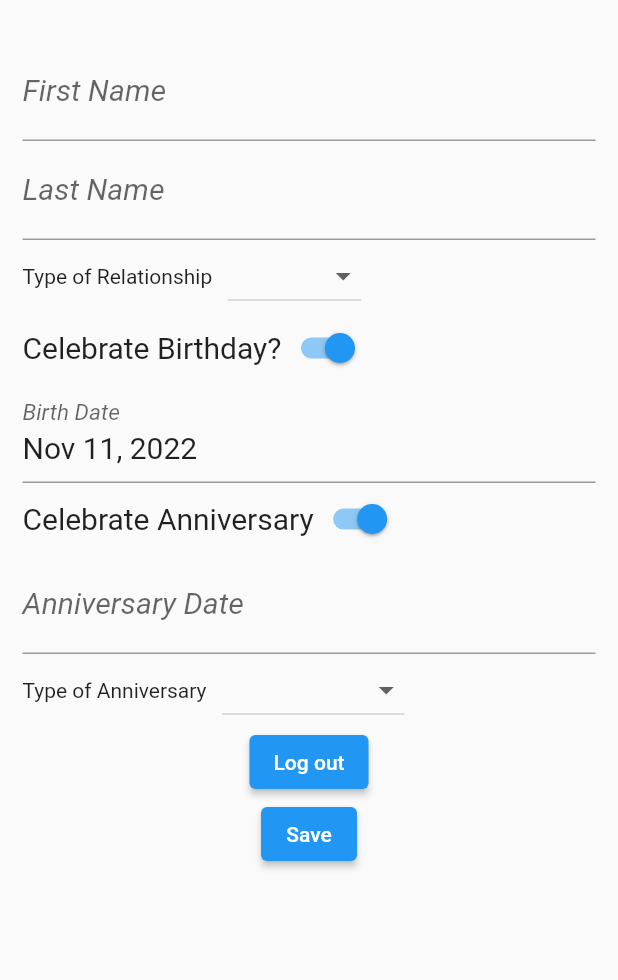
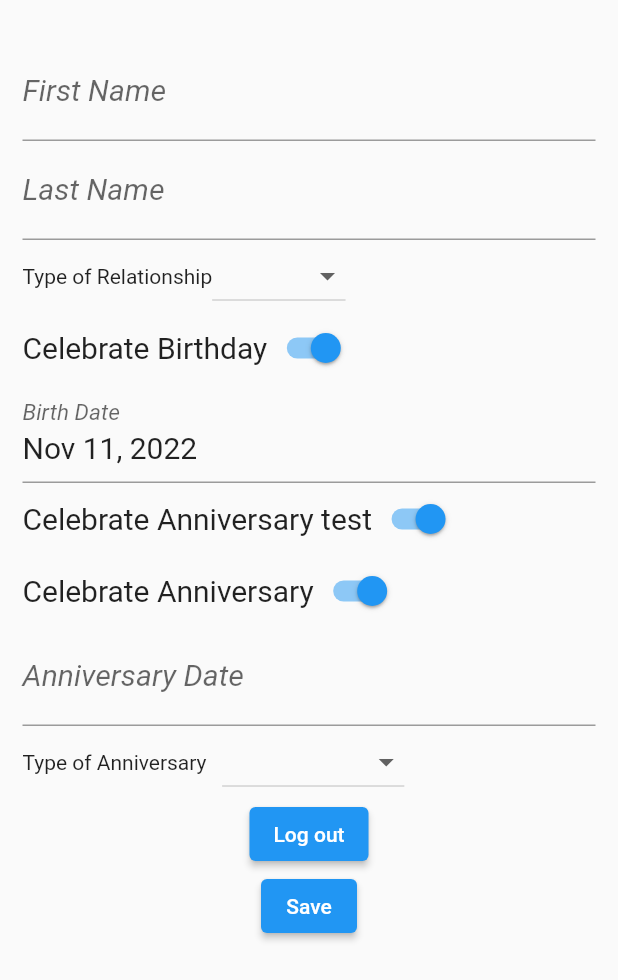
Before and after one commit to ScottFarestrand/random_reminder, a Flutter app: the ReminderDetails widget shown alone on an empty page, opened directly, on a phone screen of 412 x 824 dp. Shown: the top 980 px of the screen. Run offline on Flutter 3.47's test engine with Material 2 defaults, Android fonts, the phone set to English and light mode, and no system bars; our stand-ins replace cloud_firestore, firebase_auth, firebase_core, mask_text_input_formatter; accounts and stored records are empty; network calls fail.

Commit message:
Profile save working with Dates. Also created methods for text and row widgets

```diff
--- /dev/null
+++ b/lib/methods/build_row.dart
@@ -0,0 +1 @@
+// import 'package:flutter/material.dart';
--- /dev/null
+++ b/lib/methods/text_form_Field.dart
@@ -0,0 +1,18 @@
+import 'package:flutter/material.dart';
+TextFormField buildTextFormField(TextEditingController tec, String lbl) {
+  return TextFormField(
+      controller: tec,
+      keyboardType: TextInputType.text,
+      decoration: InputDecoration(
+        labelText: lbl,
+        labelStyle: TextStyle(fontStyle: FontStyle.italic),
+      ),
+      style: TextStyle(fontSize: 20),
+      validator: (value) {
+        if (value == null || value.isEmpty) {
+          return "Please enter /$lbl";
+        }
+        return null;
+      }
+  );
+}
--- a/lib/widgets/reminder.dart
+++ b/lib/widgets/reminder.dart
@@ -4,6 +4,7 @@ import 'package:firebase_auth/firebase_auth.dart';
 import 'package:flutter/services.dart';
 import 'package:intl/intl.dart';
 import 'package:flutter/material.dart';
+import '../methods/text_form_Field.dart';
 // import 'package:mask_text_input_formatter/mask_text_input_formatter.dart';
 import 'package:random_reminder/constants/globals.dart';
 // class PersonalInfo extends StatelessWidget {
@@ -16,6 +17,7 @@ import 'package:random_reminder/constants/globals.dart';
 }
 
 class _ReminderDetailsState extends State<ReminderDetails> {
+
   final dateFormat = new DateFormat('MMM d, y');
   final firstNameController = TextEditingController();
   final lastNameController = TextEditingController();
@@ -37,6 +39,7 @@ class _ReminderDetailsState extends State<ReminderDetails> {
   String anniversaryType = "";
   bool celebrateBirthday = true;
   bool celebrateAnniversary = true;
+  bool mydata = true;
   bool _saved = true;
   // List<String> anniversaryTypes = ["Wedding", "Employement", "Adoption", "First Date"];
   String selectedAnniversaryType = "";
@@ -102,81 +105,28 @@ class _ReminderDetailsState extends State<ReminderDetails> {
             children: <Widget>[
               SizedBox(height: 20),
 
-              TextFormField(
-                  controller: firstNameController,
-                  keyboardType: TextInputType.text,
-                  decoration: InputDecoration(
-                    labelText: "First Name",
-                    labelStyle: TextStyle(fontStyle: FontStyle.italic),
-                  ),
-                  style: TextStyle(fontSize: 20),
-                  validator: (value) {
-                    if (value == null || value.isEmpty) {
-                      return "Please enter First Name";
-                    }
-                    return null;
-                  }
-              ),
-              TextFormField(
-                controller: lastNameController,
-                keyboardType: TextInputType.text,
-                decoration: InputDecoration(
-                  labelText: "Last Name",
-                  labelStyle: TextStyle(fontStyle: FontStyle.italic),
-                ),
-                style: TextStyle(fontSize: 20),
-                  validator: (value) {
-                    if (value == null || value.isEmpty) {
-                      return "Please enter Last Name";
-                    }
-                    return null;
-                  }
-              ),
-              Row(
-                children: [
-                  Text("Type of Relationship   "),
-                  DropdownButton<String>(
-                    value: (selectedRelationshipType == "" )? null : selectedRelationshipType,
-                    onChanged: (_value) {  // update the selectedItem value
-                      setState(() {
-                        selectedRelationshipType = _value!;
-                      });
-                    },
-                    items: gRelationshipTypes
-                        .map<DropdownMenuItem<String>>((String _value) => DropdownMenuItem<String>(
-                        value: _value, // add this property an pass the _value to it
-                        child: Text(_value,)
-                    )).toList(),
-                  ),
-                ],
-              ),
+              buildTextFormField(firstNameController, "First Name"),
+              buildTextFormField(lastNameController, "Last Name"),
+              buildDropdownButtonRow("Type of Relationship", selectedRelationshipType, gRelationshipTypes),
+              // buildSwitchRow("Celebate Birthday", celebrateBirthday),
               Row(children: [
-                    Text('Celebrate Birthday?', style: TextStyle(fontSize: 20),),
+                Text("Celebrate Birthday", style: TextStyle(fontSize: 20),),
                 Switch(
                     value: celebrateBirthday,
                     onChanged: (bool? value) { // This is where we update the state when the checkbox is tapped
                       print(value);
 
                       setState(() {
+                        print("Switched");
+                        print(value);
                         celebrateBirthday = value!;
                       });
                     })
               ],),
-              Visibility(
-                visible: celebrateBirthday,
-                child: TextFormField(
-                  onTap: () {_selectDate(context, birthDateController);},
-                  decoration: InputDecoration(
-                    labelText: "Birth Date",
-                    labelStyle: TextStyle(fontStyle: FontStyle.italic),
-                  ),
-                  style: TextStyle(fontSize: 20),
-                  controller: birthDateController,
-                  keyboardType: TextInputType.none,
-                ),
-              ),
+              buildDate_Text_Form_Field(context, celebrateBirthday, birthDateController, "Birth Date"),
+              buildSwitchRow("Celebrate Anniversary test", mydata),
               Row(children: [
-                    Text('Celebrate Anniversary', style: TextStyle(fontSize: 20),),
+                Text("Celebrate Anniversary", style: TextStyle(fontSize: 20),),
                 Switch(
                     value: celebrateAnniversary,
                     onChanged: (bool? value) { // This is where we update the state when the checkbox is tapped
@@ -187,20 +137,7 @@ class _ReminderDetailsState extends State<ReminderDetails> {
                       });
                     })
               ],),
-
-              Visibility(
-                visible: celebrateAnniversary,
-                child: TextFormField(
-                  onTap: () {_selectDate(context, anniversaryDateController);},
-                  decoration: InputDecoration(
-                    labelText: "Anniversary Date",
-                    labelStyle: TextStyle(fontStyle: FontStyle.italic),
-                  ),
-                  style: TextStyle(fontSize: 20),
-                  controller: anniversaryDateController,
-                  keyboardType: TextInputType.none,
-                ),
-              ),
+              buildDate_Text_Form_Field(context, celebrateAnniversary, anniversaryDateController, "Anniversary Date"),
               Visibility(
                 visible: celebrateAnniversary,
                 child: Row(
@@ -246,6 +183,79 @@ class _ReminderDetailsState extends State<ReminderDetails> {
       ),
     );
   }
+
+  Visibility buildDate_Text_Form_Field(BuildContext context, bool ib_visible, TextEditingController itec, String is_Lbl) {
+    return Visibility(
+              visible: ib_visible,
+              child: TextFormField(
+                onTap: () {_selectDate(context, itec);},
+                decoration: InputDecoration(
+                  labelText: is_Lbl ,
+                  labelStyle: TextStyle(fontStyle: FontStyle.italic),
+                ),
+                style: TextStyle(fontSize: 20),
+                controller: itec,
+                keyboardType: TextInputType.none,
+              ),
+            );
+  }
+
+  Row buildDropdownButtonRow(String is_lbl, String is_selectedValue, List<String> is_List ) {
+    return Row(
+              children: [
+                Text(is_lbl),
+                DropdownButton<String>(
+                  value: (is_selectedValue == "" )? null : is_selectedValue,
+                  onChanged: (_value) {  // update the selectedItem value
+                    setState(() {
+                      is_selectedValue = _value!;
+                    });
+                  },
+                  items: is_List
+                      .map<DropdownMenuItem<String>>((String _value) => DropdownMenuItem<String>(
+                      value: _value, // add this property an pass the _value to it
+                      child: Text(_value,)
+                  )).toList(),
+                ),
+              ],
+            );
+  }
+  Row buildSwitchRow(String lbl,  i_Value) {
+    print("Switch Row");
+    print(i_Value);
+    return Row(children: [
+      Text(lbl , style: TextStyle(fontSize: 20),),
+      Switch(
+          value: i_Value,
+          onChanged: (bool? value) { // This is where we update the state when the checkbox is tapped
+
+            setState(() {
+              print("Switched");
+              print(value);
+              print(mydata);
+              i_Value = value!;
+              print(mydata);
+            });
+          })
+    ],);
+  }
+  // TextFormField buildTextFormField(TextEditingController tec, String lbl) {
+  //   return TextFormField(
+  //               controller: tec,
+  //               keyboardType: TextInputType.text,
+  //               decoration: InputDecoration(
+  //                 labelText: lbl,
+  //                 labelStyle: TextStyle(fontStyle: FontStyle.italic),
+  //               ),
+  //               style: TextStyle(fontSize: 20),
+  //               validator: (value) {
+  //                 if (value == null || value.isEmpty) {
+  //                   return "Please enter /$lbl";
+  //                 }
+  //                 return null;
+  //               }
+  //           );
+  // }
   //
   addRecord (String firstName, String lastName, DateTime birthDate  )  {
     final myID = FirebaseAuth.instance.currentUser!.uid;
```
Lines whose indentation alone changed are shown as unchanged.
